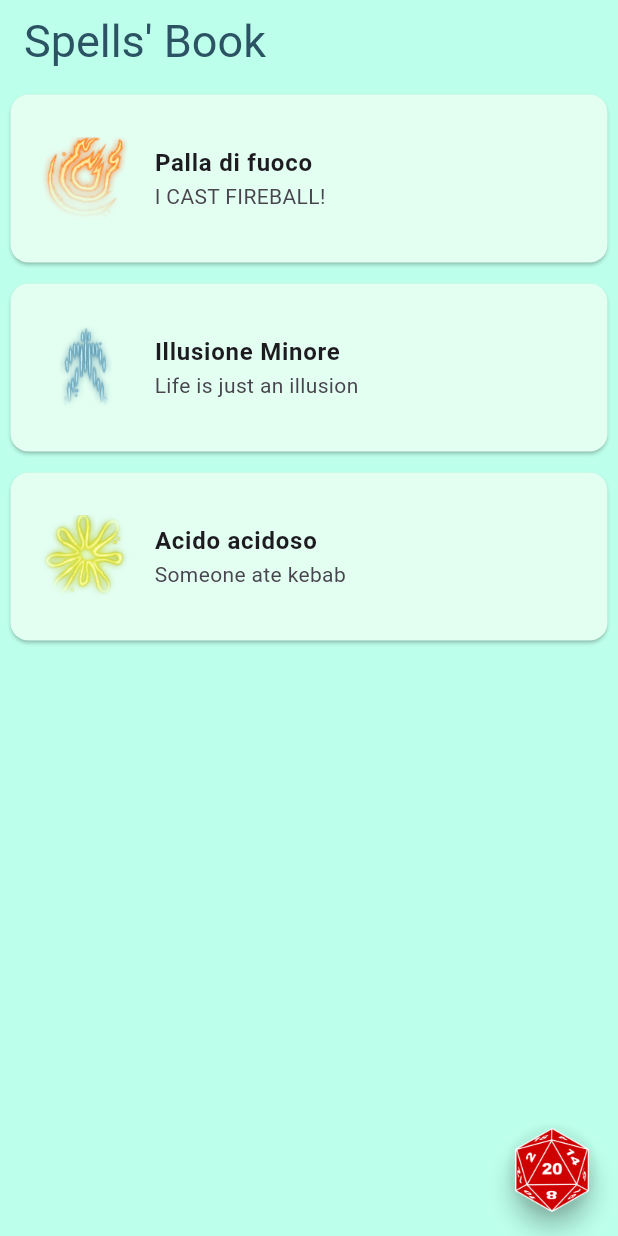
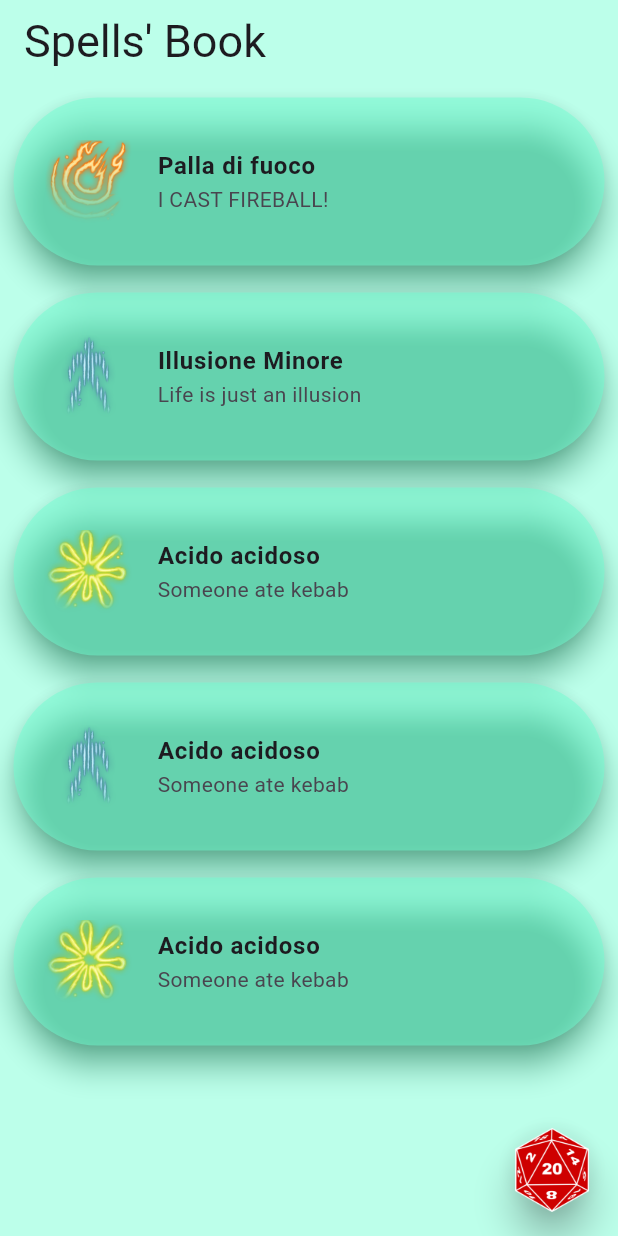
Before and after one commit to Fraanceescoo/DnD-App, a Flutter app: the screen it shows after launch, on a phone screen of 412 x 824 dp. Run offline on Flutter 3.47's test engine with Material 3 defaults, Android fonts, the phone set to English and light mode, and no system bars.

Commit message:
second commit

```diff
--- a/lib/data/dummy_data.dart
+++ b/lib/data/dummy_data.dart
@@ -20,4 +20,17 @@ final List<Spell> spellList = [
     imageUrl: 'assets/acid_splash.png',
     description: 'Someone ate kebab',
   ),
+  Spell(
+    id: '4',
+    name: 'Acido acidoso',
+    imageUrl: 'assets/minor_illusion.png',
+    description: 'Someone ate kebab',
+  ),
+  Spell(
+    id: '5',
+    name: 'Acido acidoso',
+    imageUrl: 'assets/acid_splash.png',
+    description: 'Someone ate kebab',
+  ),
+
 ];
--- a/lib/main.dart
+++ b/lib/main.dart
@@ -2,7 +2,7 @@
 import 'package:flutter/material.dart';
 import 'screens/home_screen.dart';    // Import HomeScreen
 import 'screens/details_screen.dart'; // Import DetailsScreen
-import 'screens/profile_screen.dart'; // Import ProfileScreen
+import 'screens/dice_roller.dart'; // Import ProfileScreen
 
 void main() => runApp(const MyApp()); // Add const for MyApp
 
--- a/lib/screens/details_screen.dart
+++ b/lib/screens/details_screen.dart
@@ -8,7 +8,11 @@ class DetailsScreen extends StatelessWidget {
     final Spell spell = ModalRoute.of(context)!.settings.arguments as Spell;
 
     return Scaffold(
-      appBar: AppBar(title: Text(spell.name)),
+      backgroundColor: Color.fromARGB(255, 188, 255, 234),
+      appBar: AppBar(
+        title: Text(spell.name),
+        backgroundColor: Color.fromARGB(255, 188, 255, 234),
+      ),
       body: Center(
         child: SingleChildScrollView(
           padding: const EdgeInsets.all(16.0),
@@ -27,7 +31,10 @@ class DetailsScreen extends StatelessWidget {
               const SizedBox(height: 24),
               Text(
                 spell.name,
-                style: const TextStyle(fontSize: 26, fontWeight: FontWeight.bold),
+                style: const TextStyle(
+                  fontSize: 26,
+                  fontWeight: FontWeight.bold,
+                ),
                 textAlign: TextAlign.center,
               ),
               const SizedBox(height: 12),
@@ -39,6 +46,7 @@ class DetailsScreen extends StatelessWidget {
               const SizedBox(height: 40),
               ElevatedButton.icon(
                 onPressed: () => Navigator.pop(context),
+                style: ElevatedButton.styleFrom(backgroundColor: Colors.red),
                 icon: const Icon(Icons.arrow_back),
                 label: const Text('Back'),
               ),
--- a/lib/screens/profile_screen.dart
+++ b/lib/screens/dice_roller.dart
@@ -14,8 +14,13 @@ class _ProfileScreenState extends State<ProfileScreen> {
   @override
   Widget build(BuildContext context) {
     return Scaffold(
-      backgroundColor: Color.fromARGB(255, 227, 255, 242),
-      appBar: AppBar(title: const Text('Dice Roller'), backgroundColor: Color.fromARGB(255, 188, 255, 234)),
+      backgroundColor: Color.fromARGB(255, 188, 255, 234),
+
+      appBar: AppBar(
+        title: const Text('Dice Roller'),
+        backgroundColor:Color.fromARGB(103, 59, 255, 193),
+
+      ),
       body: Center(
         child: Column(
           mainAxisAlignment: MainAxisAlignment.start,
@@ -24,7 +29,9 @@ class _ProfileScreenState extends State<ProfileScreen> {
             Wrap(
               alignment: WrapAlignment.center,
               runSpacing: 15,
-              children: diceTypes.map((type) => _buildDiceButton(context, type)).toList(),
+              children: diceTypes
+                  .map((type) => _buildDiceButton(context, type))
+                  .toList(),
             ),
 
             const SizedBox(height: 60),
@@ -32,7 +39,6 @@ class _ProfileScreenState extends State<ProfileScreen> {
             Row(
               mainAxisAlignment: MainAxisAlignment.center,
               children: [
-
                 FloatingActionButton.small(
                   heroTag: "add",
                   onPressed: () {
@@ -41,11 +47,14 @@ class _ProfileScreenState extends State<ProfileScreen> {
                     });
                   },
                   elevation: 4,
-                  backgroundColor: const Color.fromARGB(255, 188, 255, 234),
+                  backgroundColor: Color.fromARGB(255, 96, 255, 205),
                   shape: RoundedRectangleBorder(
                     borderRadius: BorderRadius.circular(12),
                   ),
-                  child: const Icon(Icons.add, color: Color.fromARGB(255, 0, 0, 0)),
+                  child: const Icon(
+                    Icons.add,
+                    color: Color.fromARGB(255, 0, 0, 0),
+                  ),
                 ),
 
                 const SizedBox(width: 25),
@@ -72,11 +81,14 @@ class _ProfileScreenState extends State<ProfileScreen> {
                     });
                   },
                   elevation: 4,
-                  backgroundColor: Color.fromARGB(255, 188, 255, 234),
+                  backgroundColor: Color.fromARGB(255, 96, 255, 205),
                   shape: RoundedRectangleBorder(
                     borderRadius: BorderRadius.circular(12),
                   ),
-                  child: const Icon(Icons.remove, color: Color.fromARGB(255, 0, 0, 0)),
+                  child: const Icon(
+                    Icons.remove,
+                    color: Color.fromARGB(255, 0, 0, 0),
+                  ),
                 ),
               ],
             ),
@@ -108,7 +120,7 @@ class _ProfileScreenState extends State<ProfileScreen> {
       ),
     );
   }
-
+}
   int launchDice(String type, int numDice) {
     int diceType = int.parse(type.replaceAll('d', ''));
     int sum = 0;
@@ -118,4 +130,3 @@ class _ProfileScreenState extends State<ProfileScreen> {
     }
     return sum;
   }
-}
--- a/lib/screens/home_screen.dart
+++ b/lib/screens/home_screen.dart
@@ -6,30 +6,46 @@ class HomeScreen extends StatelessWidget {
   @override
   Widget build(BuildContext context) {
     return Scaffold(
+      extendBodyBehindAppBar: true,
       backgroundColor: Color.fromARGB(255, 188, 255, 234),
+
       appBar: AppBar(
         title: const Text(
           "Spells' Book",
-          style: TextStyle(fontSize: 30, color: Color.fromARGB(255, 44, 83, 99)),
+          style: TextStyle(
+            fontSize: 30,
+            // color: Color.fromARGB(255, 44, 83, 99),
+          ),
         ),
-        backgroundColor: Color.fromARGB(255, 188, 255, 234),
+        backgroundColor: Colors.transparent,
       ),
       body: ListView.builder(
         itemCount: spellList.length,
         itemBuilder: (context, index) {
           final spell = spellList[index];
           SizedBox(height: 10);
-          return Card(
-            color: Color.fromARGB(255, 227, 255, 242),
-            margin: const EdgeInsets.all(7),
+          return Card.outlined(
+            surfaceTintColor: const Color.fromARGB(255, 255, 255, 255),
+            color: Color.fromARGB(103, 59, 255, 193),
+            margin: const EdgeInsets.all(9),
+            shape: RoundedRectangleBorder(
+              borderRadius: BorderRadius.circular(120),
+            ),
+            elevation: 8,
+            shadowColor: Color.fromARGB(255, 8, 163, 101),
+
+
             child: ListTile(
+              shape: RoundedRectangleBorder(
+                borderRadius: BorderRadius.circular(120),
+              ),
               contentPadding: const EdgeInsets.all(20),
               leading: ClipRRect(
-                borderRadius: BorderRadius.circular(8.0),
+                // borderRadius: BorderRadius.circular(8.0),
                 child: Image.asset(
                   spell.imageUrl,
                   width: 60,
-                  height: 60,
+                  height: 100,
                   fit: BoxFit.cover,
                 ),
               ),
@@ -51,8 +67,9 @@ class HomeScreen extends StatelessWidget {
       ),
       floatingActionButton: FloatingActionButton(
         onPressed: () => Navigator.pushNamed(context, '/profile'),
-        tooltip: 'Go to Profile',
+        tooltip: 'Go to Roller',
         backgroundColor: Colors.transparent,
+        elevation: 10,
         shape: CircleBorder(side: BorderSide(color: Colors.transparent)),
         child: SizedBox(
           width: 100,
```
